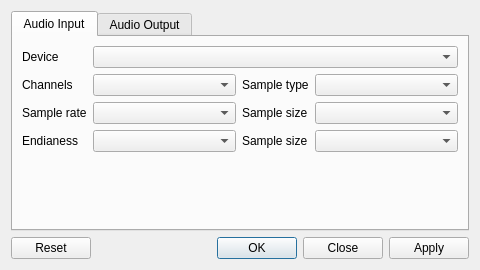
Before: the Qt Designer form src/windows/config.ui in sardylan/audioreceiver, drawn with Qt 5.
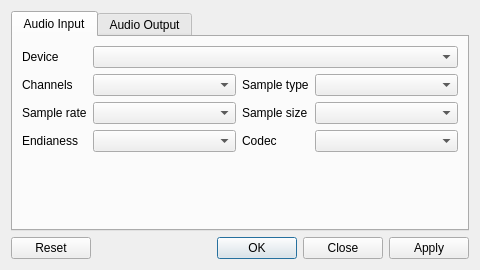
After: the same form once the commit is applied.

Commit message: Fixes wrong label

The edit to the form file:
```diff
--- a/src/windows/config.ui
+++ b/src/windows/config.ui
@@ -88,7 +88,7 @@
                             <item row="3" column="2">
                                 <widget class="QLabel" name="audioInputCodecLabel">
                                     <property name="text">
-                                        <string>Sample size</string>
+                                        <string>Codec</string>
                                     </property>
                                 </widget>
                             </item>
```
